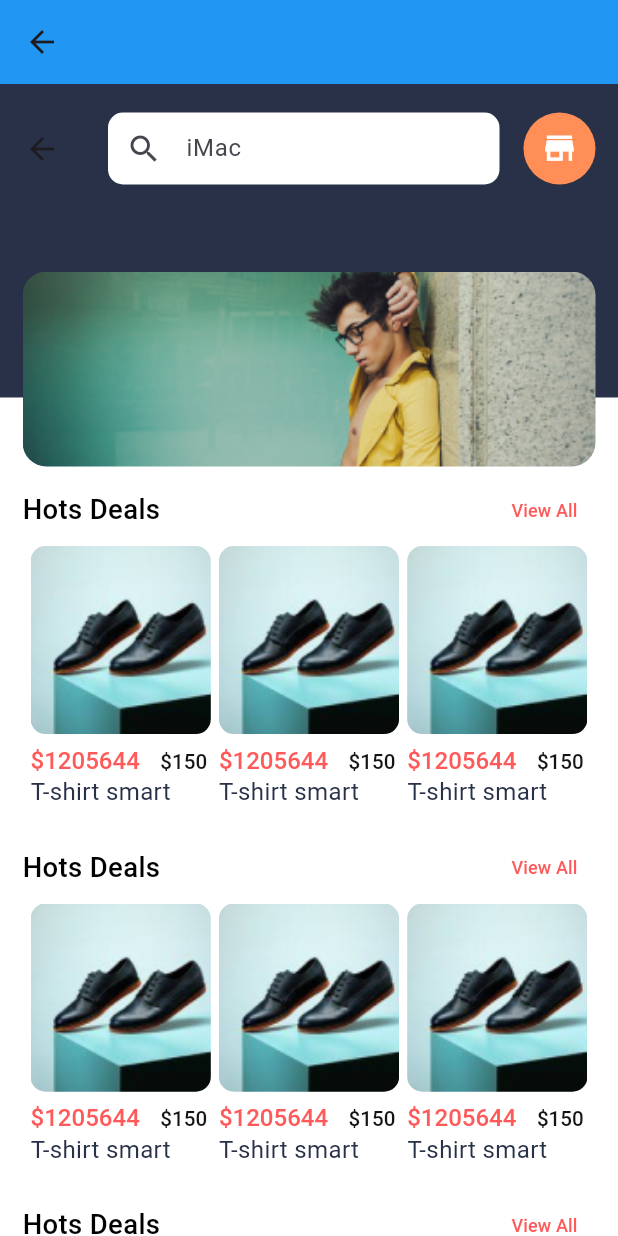
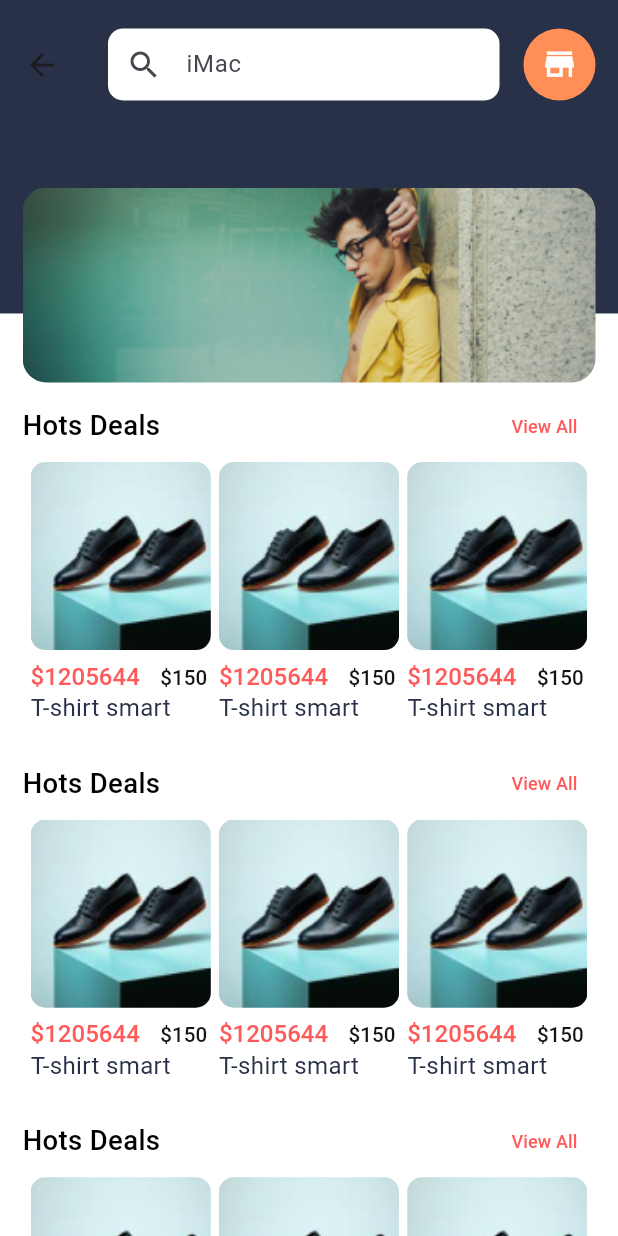
Before and after one commit to gangarammahato/self_ui_practice, a Flutter app: the DashboardScreen screen opened directly, on a phone screen of 412 x 824 dp. Run offline on Flutter 3.47's test engine with Material 2 defaults, Android fonts, the phone set to English and light mode, and no system bars; drawn by our look-alikes of carousel_slider; our stand-ins replace flutter_screenutil.

Commit message:
appbar removed

```diff
--- a/lib/screens/dashboard_screen.dart
+++ b/lib/screens/dashboard_screen.dart
@@ -18,9 +18,9 @@ class _DashboardScreenState extends State<DashboardScreen> {
   @override
   Widget build(BuildContext context) {
     return Scaffold(
-      appBar: AppBar(
-        backgroundColor: Colors.blue,
-      ),
+      // appBar: AppBar(
+      //   backgroundColor: Colors.blue,
+      // ),
       body: SingleChildScrollView(
         scrollDirection: Axis.vertical,
         child: Container(
```
